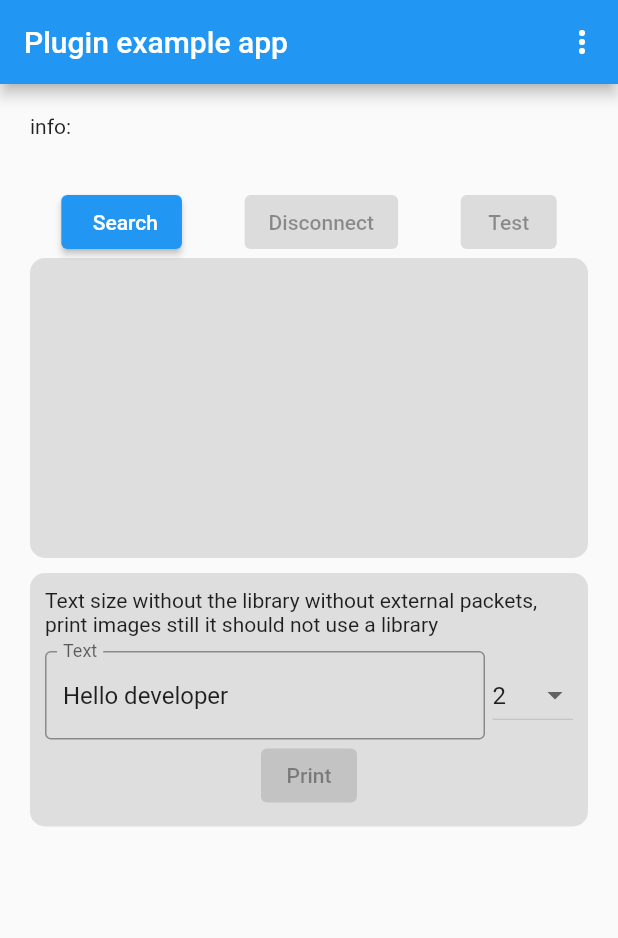
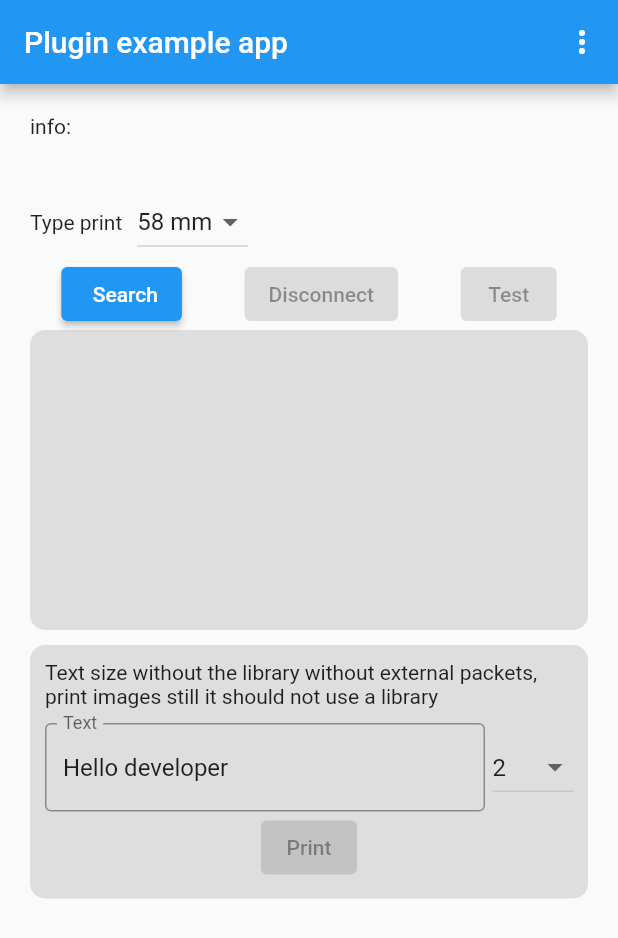
Before and after one commit to andresperezmelo/print_bluetooth_thermal, a Flutter app: the screen it shows after launch, on a phone screen of 412 x 824 dp. Shown: the top 938 px of the screen. Run offline on Flutter 3.47's test engine with Material 2 defaults, Android fonts, the phone set to English and light mode, and no system bars; missing offline and left inert: esc_pos_utils_plus.

Commit message:
Add files via upload

```diff
--- a/example/lib/main.dart
+++ b/example/lib/main.dart
@@ -1,10 +1,10 @@
-import 'dart:typed_data';
 import 'dart:async';
+import 'dart:io';
 import 'package:flutter/services.dart';
 import 'package:flutter/material.dart';
 import 'package:print_bluetooth_thermal/print_bluetooth_thermal.dart';
 import 'package:esc_pos_utils_plus/esc_pos_utils.dart';
-import 'package:image/image.dart' as Imag;
+import 'package:image/image.dart' as img;
 
 void main() {
   runApp(MyApp());
@@ -24,7 +24,11 @@ class _MyAppState extends State<MyApp> {
 
   String _selectSize = "2";
   final _txtText = TextEditingController(text: "Hello developer");
-  bool _connceting = false;
+  bool _progress = false;
+  String _msjprogress = "";
+
+  String optionprinttype = "58 mm";
+  List<String> options = ["58 mm", "80 mm"];
 
   @override
   void initState() {
@@ -48,12 +52,12 @@ class _MyAppState extends State<MyApp> {
               tooltip: 'Menu',
               onSelected: (Object select) async {
                 String sel = select as String;
-                print("selected: $sel");
                 if (sel == "permission bluetooth granted") {
                   bool status = await PrintBluetoothThermal.isPermissionBluetoothGranted;
                   setState(() {
                     _info = "permission bluetooth granted: $status";
                   });
+                  //open setting permision if not granted permision
                 } else if (sel == "bluetooth enabled") {
                   bool state = await PrintBluetoothThermal.bluetoothEnabled;
                   setState(() {
@@ -89,6 +93,26 @@ class _MyAppState extends State<MyApp> {
                 Text('info: $_info\n '),
                 Text(_msj),
                 Row(
+                  children: [
+                    Text("Type print"),
+                    SizedBox(width: 10),
+                    DropdownButton<String>(
+                      value: optionprinttype,
+                      items: options.map((String option) {
+                        return DropdownMenuItem<String>(
+                          value: option,
+                          child: Text(option),
+                        );
+                      }).toList(),
+                      onChanged: (String? newValue) {
+                        setState(() {
+                          optionprinttype = newValue!;
+                        });
+                      },
+                    ),
+                  ],
+                ),
+                Row(
                   mainAxisAlignment: MainAxisAlignment.spaceAround,
                   children: [
                     ElevatedButton(
@@ -98,15 +122,15 @@ class _MyAppState extends State<MyApp> {
                       child: Row(
                         children: [
                           Visibility(
-                            visible: _connceting,
+                            visible: _progress,
                             child: SizedBox(
                               width: 25,
                               height: 25,
-                              child: CircularProgressIndicator(strokeWidth: 1, backgroundColor: Colors.white),
+                              child: CircularProgressIndicator.adaptive(strokeWidth: 1, backgroundColor: Colors.white),
                             ),
                           ),
                           SizedBox(width: 5),
-                          Text(_connceting ? "Connecting" : "Search"),
+                          Text(_progress ? _msjprogress : "Search"),
                         ],
                       ),
                     ),
@@ -135,13 +159,11 @@ class _MyAppState extends State<MyApp> {
                             this.connect(mac);
                           },
                           title: Text('Name: ${items[index].name}'),
-                          subtitle: Text("macAdress: ${items[index].macAdress}"),
+                          subtitle: Text("macAddress: ${items[index].macAdress}"),
                         );
                       },
                     )),
-                SizedBox(
-                  height: 10,
-                ),
+                SizedBox(height: 10),
                 Container(
                   padding: EdgeInsets.all(10),
                   decoration: BoxDecoration(
@@ -186,25 +208,7 @@ class _MyAppState extends State<MyApp> {
                     ),
                   ]),
                 ),
-                SizedBox(
-                  height: 10,
-                ),
-                /*OutlinedButton(
-                  onPressed: conceted ? this.imprimirTicket : null,
-                  child: Text("Imprimir ticket"),
-                ),
-                OutlinedButton(
-                  onPressed: conceted ? this.imprimirTextoPersonalizado : null,
-                  child: Text("Imprimir texto personalizado"),
-                ),
-                OutlinedButton(
-                  onPressed: conceted ? this.imprimirTesh : null,
-                  child: Text("test"),
-                ),
-                OutlinedButton(
-                  onPressed: this.getStatedBluetooth,
-                  child: Text("stated bluetooth"),
-                ),*/
+                SizedBox(height: 10),
               ],
             ),
           ),
@@ -219,6 +223,7 @@ class _MyAppState extends State<MyApp> {
     // Platform messages may fail, so we use a try/catch PlatformException.
     try {
       platformVersion = await PrintBluetoothThermal.platformVersion;
+      print("patformversion: $platformVersion");
       porcentbatery = await PrintBluetoothThermal.batteryLevel;
     } on PlatformException {
       platformVersion = 'Failed to get platform version.';
@@ -230,7 +235,7 @@ class _MyAppState extends State<MyApp> {
     if (!mounted) return;
 
     final bool result = await PrintBluetoothThermal.bluetoothEnabled;
-    //print("bluetooth enabled: $result");
+    print("bluetooth enabled: $result");
     if (result) {
       _msj = "Bluetooth enabled, please search and connect";
     } else {
@@ -243,12 +248,21 @@ class _MyAppState extends State<MyApp> {
   }
 
   Future<void> getBluetoots() async {
+    setState(() {
+      _progress = true;
+      _msjprogress = "Wait";
+      items = [];
+    });
     final List<BluetoothInfo> listResult = await PrintBluetoothThermal.pairedBluetooths;
 
     /*await Future.forEach(listResult, (BluetoothInfo bluetooth) {
       String name = bluetooth.name;
       String mac = bluetooth.macAdress;
     });*/
+
+    setState(() {
+      _progress = false;
+    });
 
     if (listResult.length == 0) {
       _msj = "There are no bluetoohs linked, go to settings and link the printer";
@@ -263,13 +277,15 @@ class _MyAppState extends State<MyApp> {
 
   Future<void> connect(String mac) async {
     setState(() {
-      _connceting = true;
+      _progress = true;
+      _msjprogress = "Connecting...";
+      connected = false;
     });
     final bool result = await PrintBluetoothThermal.connect(macPrinterAddress: mac);
     print("state conected $result");
     if (result) connected = true;
     setState(() {
-      _connceting = false;
+      _progress = false;
     });
   }
 
@@ -283,10 +299,11 @@ class _MyAppState extends State<MyApp> {
 
   Future<void> printTest() async {
     bool conexionStatus = await PrintBluetoothThermal.connectionStatus;
+    //print("connection status: $conexionStatus");
     if (conexionStatus) {
       List<int> ticket = await testTicket();
       final result = await PrintBluetoothThermal.writeBytes(ticket);
-      print("impresion $result");
+      print("print test result:  $result");
     } else {
       //no conectado, reconecte
     }
@@ -312,22 +329,27 @@ class _MyAppState extends State<MyApp> {
     List<int> bytes = [];
     // Using default profile
     final profile = await CapabilityProfile.load();
-    final generator = Generator(PaperSize.mm58, profile);
+    final generator = Generator(optionprinttype == "58 mm" ? PaperSize.mm58 : PaperSize.mm80, profile);
     //bytes += generator.setGlobalFont(PosFontType.fontA);
     bytes += generator.reset();
 
     final ByteData data = await rootBundle.load('assets/mylogo.jpg');
     final Uint8List bytesImg = data.buffer.asUint8List();
-    final image = Imag.decodeImage(bytesImg);
-    // Using `ESC *`
+    img.Image? image = img.decodeImage(bytesImg);
+
+    if (Platform.isIOS) {
+      // Resizes the image to half its original size and reduces the quality to 80%
+      final resizedImage = img.copyResize(image!, width: image.width ~/ 1.3, height: image.height ~/ 1.3, interpolation: img.Interpolation.nearest);
+      final bytesimg = Uint8List.fromList(img.encodeJpg(resizedImage));
+      //image = img.decodeImage(bytesimg);
+    }
+
+    //Using `ESC *`
     bytes += generator.image(image!);
 
-    bytes += generator.text('Regular: aA bB cC dD eE fF gG hH iI jJ kK lL mM nN oO pP qQ rR sS tT uU vV wW xX yY zZ', styles: PosStyles());
+    bytes += generator.text('Regular: aA bB cC dD eE fF gG hH iI jJ kK lL mM nN oO pP qQ rR sS tT uU vV wW xX yY zZ');
     bytes += generator.text('Special 1: ñÑ àÀ èÈ éÉ üÜ çÇ ôÔ', styles: PosStyles(codeTable: 'CP1252'));
-    bytes += generator.text(
-      'Special 2: blåbærgrød',
-      styles: PosStyles(codeTable: 'CP1252'),
-    );
+    bytes += generator.text('Special 2: blåbærgrød', styles: PosStyles(codeTable: 'CP1252'));
 
     bytes += generator.text('Bold text', styles: PosStyles(bold: true));
     bytes += generator.text('Reverse text', styles: PosStyles(reverse: true));
@@ -355,6 +377,7 @@ class _MyAppState extends State<MyApp> {
     ]);
 
     //barcode
+
     final List<int> barData = [1, 2, 3, 4, 5, 6, 7, 8, 9, 0, 4];
     bytes += generator.barcode(Barcode.upcA(barData));
 
--- a/example/pubspec.yaml
+++ b/example/pubspec.yaml
@@ -13,6 +13,7 @@ dependencies:
     sdk: flutter
 
   esc_pos_utils_plus: ^2.0.1+3
+  #url_launcher: ^6.1.10
   #image: ^3.0.2
   print_bluetooth_thermal:
     # When depending on this package from a real application you should use:
```
Also changed, not shown: example/pubspec.lock, 5 other files.
